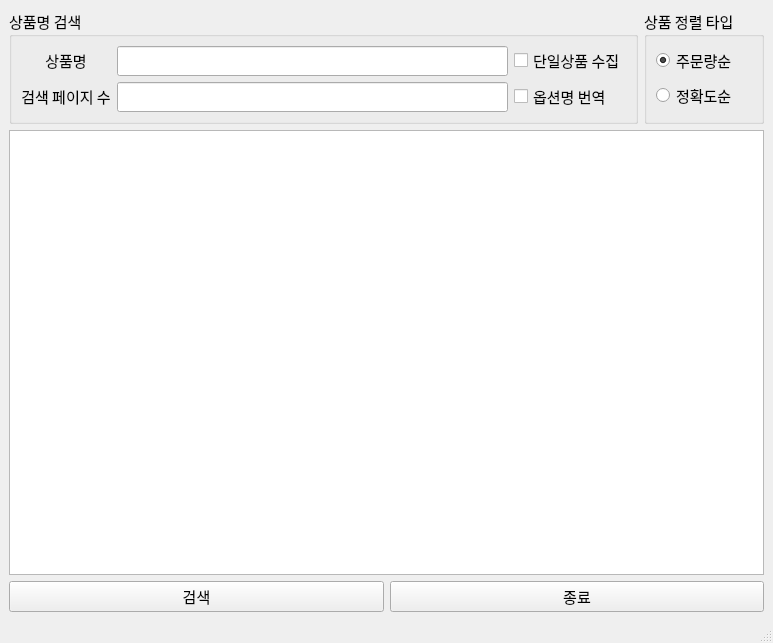
TomLee9903/TomLee9903, file AliExpressShoppingCrawller/driver/main_ui.ui: the form before one commit.
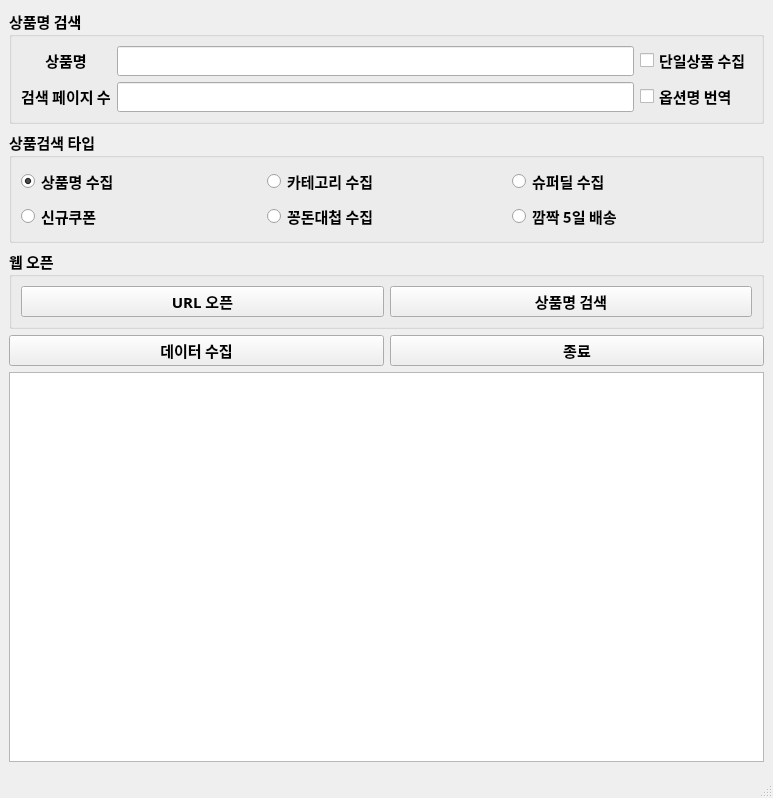
The form after the commit.

Commit message:
[AliExpress] AliExpress 11차 프로그램 업데이트
1. 카테고리/꽁돈대첩/신규쿠폰 등의 페이지 상품 데이터 수집 코드 업데이트
1. 카테고리 수집 기능 업데이트

What changed in the file:
```diff
--- a/AliExpressShoppingCrawller/driver/main_ui.ui
+++ b/AliExpressShoppingCrawller/driver/main_ui.ui
@@ -7,9 +7,15 @@
     <x>0</x>
     <y>0</y>
     <width>773</width>
-    <height>643</height>
+    <height>798</height>
    </rect>
   </property>
+  <property name="font">
+   <font>
+    <family>맑은 고딕</family>
+    <pointsize>11</pointsize>
+   </font>
+  </property>
   <property name="windowTitle">
    <string>AliExpress Web crawller</string>
   </property>
@@ -17,7 +23,7 @@
    <number>-2</number>
   </property>
   <widget class="QWidget" name="centralwidget">
-   <layout class="QGridLayout" name="gridLayout_5">
+   <layout class="QGridLayout" name="gridLayout_6">
     <item row="0" column="0">
      <layout class="QGridLayout" name="gridLayout_3">
       <item row="0" column="0">
@@ -26,6 +32,8 @@
          <font>
           <family>맑은 고딕</family>
           <pointsize>11</pointsize>
+          <weight>75</weight>
+          <bold>true</bold>
          </font>
         </property>
         <property name="title">
@@ -41,26 +49,28 @@
             <font>
              <family>맑은 고딕</family>
              <pointsize>11</pointsize>
+             <weight>75</weight>
+             <bold>true</bold>
             </font>
            </property>
           </widget>
          </item>
-         <item row="0" column="0">
-          <widget class="QLabel" name="label_8">
+         <item row="1" column="0">
+          <widget class="QLabel" name="label_7">
            <property name="font">
             <font>
              <family>맑은 고딕</family>
              <pointsize>11</pointsize>
-             <weight>50</weight>
-             <bold>false</bold>
+             <weight>75</weight>
+             <bold>true</bold>
             </font>
            </property>
            <property name="text">
-            <string>&lt;html&gt;&lt;head/&gt;&lt;body&gt;&lt;p align=&quot;center&quot;&gt;상품명&lt;/p&gt;&lt;/body&gt;&lt;/html&gt;</string>
+            <string>&lt;html&gt;&lt;head/&gt;&lt;body&gt;&lt;p align=&quot;center&quot;&gt;검색 페이지 수&lt;/p&gt;&lt;/body&gt;&lt;/html&gt;</string>
            </property>
           </widget>
          </item>
-         <item row="2" column="1">
+         <item row="1" column="1">
           <widget class="QLineEdit" name="page_cnt">
            <property name="enabled">
             <bool>true</bool>
@@ -69,6 +79,8 @@
             <font>
              <family>맑은 고딕</family>
              <pointsize>11</pointsize>
+             <weight>75</weight>
+             <bold>true</bold>
             </font>
            </property>
            <property name="echoMode">
@@ -76,18 +88,18 @@
            </property>
           </widget>
          </item>
-         <item row="2" column="0">
-          <widget class="QLabel" name="label_7">
+         <item row="0" column="0">
+          <widget class="QLabel" name="label_8">
            <property name="font">
             <font>
              <family>맑은 고딕</family>
              <pointsize>11</pointsize>
-             <weight>50</weight>
-             <bold>false</bold>
+             <weight>75</weight>
+             <bold>true</bold>
             </font>
            </property>
            <property name="text">
-            <string>&lt;html&gt;&lt;head/&gt;&lt;body&gt;&lt;p align=&quot;center&quot;&gt;검색 페이지 수&lt;/p&gt;&lt;/body&gt;&lt;/html&gt;</string>
+            <string>&lt;html&gt;&lt;head/&gt;&lt;body&gt;&lt;p align=&quot;center&quot;&gt;상품명&lt;/p&gt;&lt;/body&gt;&lt;/html&gt;</string>
            </property>
           </widget>
          </item>
@@ -98,7 +110,7 @@
            </property>
           </widget>
          </item>
-         <item row="2" column="2">
+         <item row="1" column="2">
           <widget class="QCheckBox" name="auto_translate_btn">
            <property name="text">
             <string>옵션명 번역</string>
@@ -108,83 +120,142 @@
         </layout>
        </widget>
       </item>
-      <item row="0" column="1">
+     </layout>
+    </item>
+    <item row="1" column="0">
        <widget class="QGroupBox" name="groupBox">
         <property name="font">
          <font>
           <family>맑은 고딕</family>
           <pointsize>11</pointsize>
+        <weight>75</weight>
+        <bold>true</bold>
          </font>
         </property>
         <property name="title">
-         <string>상품 정렬 타입</string>
+       <string>상품검색 타입</string>
         </property>
         <layout class="QGridLayout" name="gridLayout">
          <item row="0" column="0">
-          <widget class="QRadioButton" name="order_btn">
-           <property name="font">
-            <font>
-             <family>맑은 고딕</family>
-             <pointsize>11</pointsize>
-            </font>
-           </property>
+        <widget class="QRadioButton" name="item_name_radio">
            <property name="text">
-            <string>주문량순</string>
+          <string>상품명 수집</string>
            </property>
            <property name="checked">
             <bool>true</bool>
            </property>
           </widget>
          </item>
+       <item row="0" column="1">
+        <widget class="QRadioButton" name="category_radio">
+         <property name="text">
+          <string>카테고리 수집</string>
+         </property>
+        </widget>
+       </item>
+       <item row="0" column="2">
+        <widget class="QRadioButton" name="super_deal_radio">
+         <property name="text">
+          <string>슈퍼딜 수집</string>
+         </property>
+        </widget>
+       </item>
          <item row="1" column="0">
-          <widget class="QRadioButton" name="accuracy_btn">
+        <widget class="QRadioButton" name="coupon_radio">
+         <property name="text">
+          <string>신규쿠폰</string>
+         </property>
+        </widget>
+       </item>
+       <item row="1" column="1">
+        <widget class="QRadioButton" name="free_radio">
+         <property name="text">
+          <string>꽁돈대첩 수집</string>
+         </property>
+        </widget>
+       </item>
+       <item row="1" column="2">
+        <widget class="QRadioButton" name="quick_delivery_radio">
+         <property name="text">
+          <string>깜짝 5일 배송</string>
+         </property>
+        </widget>
+       </item>
+      </layout>
+     </widget>
+    </item>
+    <item row="2" column="0">
+     <widget class="QGroupBox" name="groupBox_3">
            <property name="font">
             <font>
              <family>맑은 고딕</family>
              <pointsize>11</pointsize>
-            </font>
-           </property>
+        <weight>75</weight>
+        <bold>true</bold>
+       </font>
+      </property>
+      <property name="title">
+       <string>웹 오픈</string>
+      </property>
+      <layout class="QGridLayout" name="gridLayout_5">
+       <item row="0" column="0">
+        <widget class="QPushButton" name="url_btn">
+         <property name="font">
+          <font>
+           <family>맑은 고딕</family>
+           <pointsize>11</pointsize>
+           <weight>75</weight>
+           <bold>true</bold>
+          </font>
+         </property>
            <property name="text">
-            <string>정확도순</string>
+          <string>URL 오픈</string>
            </property>
           </widget>
          </item>
-        </layout>
+       <item row="0" column="1">
+        <widget class="QPushButton" name="search_btn">
+         <property name="font">
+          <font>
+           <family>맑은 고딕</family>
+           <pointsize>11</pointsize>
+           <weight>75</weight>
+           <bold>true</bold>
+          </font>
+         </property>
+         <property name="text">
+          <string>상품명 검색</string>
+         </property>
        </widget>
       </item>
      </layout>
+     </widget>
     </item>
-    <item row="1" column="0">
+    <item row="3" column="0">
      <layout class="QGridLayout" name="gridLayout_4">
-      <item row="0" column="0" colspan="2">
-       <widget class="QTextBrowser" name="textBrowser">
-        <property name="font">
-         <font>
-          <family>맑은 고딕</family>
-          <pointsize>11</pointsize>
-         </font>
-        </property>
-       </widget>
-      </item>
-      <item row="1" column="0">
+      <item row="0" column="0">
        <widget class="QPushButton" name="run_btn">
         <property name="font">
          <font>
           <family>맑은 고딕</family>
           <pointsize>11</pointsize>
+          <weight>75</weight>
+          <bold>true</bold>
          </font>
         </property>
         <property name="text">
-         <string>검색</string>
+         <string>데이터 수집</string>
         </property>
        </widget>
       </item>
-      <item row="1" column="1">
+      <item row="0" column="1">
        <widget class="QPushButton" name="exit_btn">
         <property name="font">
          <font>
           <family>맑은 고딕</family>
           <pointsize>11</pointsize>
+          <weight>75</weight>
+          <bold>true</bold>
          </font>
         </property>
         <property name="text">
@@ -192,6 +263,18 @@
         </property>
        </widget>
       </item>
+      <item row="1" column="0" colspan="2">
+       <widget class="QTextBrowser" name="textBrowser">
+        <property name="font">
+         <font>
+          <family>맑은 고딕</family>
+          <pointsize>11</pointsize>
+          <weight>75</weight>
+          <bold>true</bold>
+         </font>
+        </property>
+       </widget>
+      </item>
      </layout>
     </item>
    </layout>
@@ -202,7 +285,7 @@
      <x>0</x>
      <y>0</y>
      <width>773</width>
-     <height>26</height>
+     <height>31</height>
     </rect>
    </property>
   </widget>
```
Left out of the diff: 4 changed lines with no effect on the pictures. Lines whose indentation alone changed are shown as unchanged. The commit also changes 2 other files.
